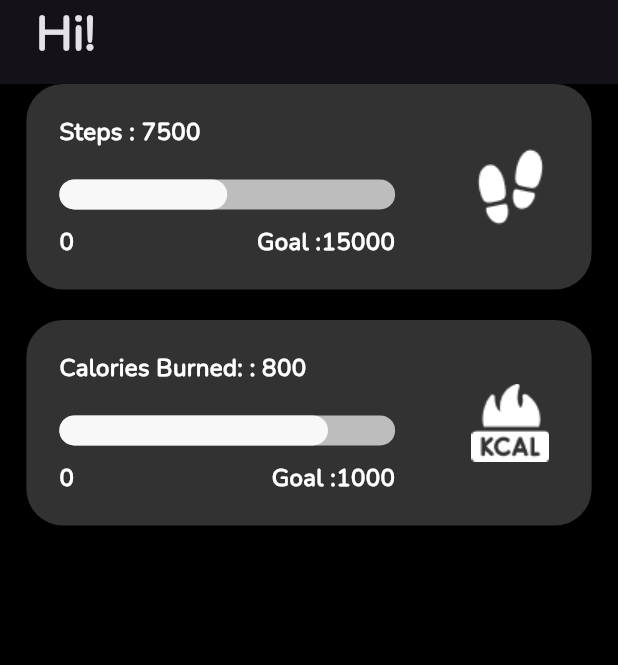
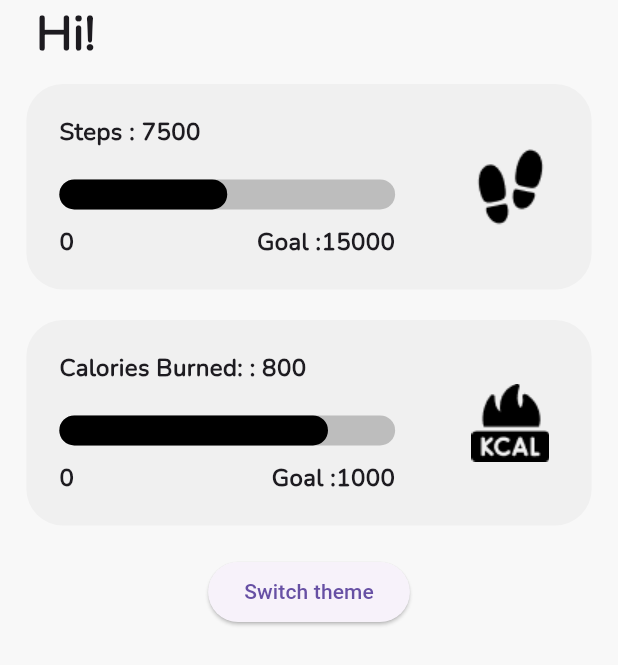
Before and after one commit to ishaquekannoth/boozin, a Flutter app: the screen it shows after launch, on a phone screen of 412 x 824 dp. Shown: the top 665 px of the screen. Run offline on Flutter 3.47's test engine with Material 3 defaults, Android fonts, the phone set to English and light mode, and no system bars; our stand-ins replace flutter_screenutil, get.

Commit message:
dark mode added

```diff
--- a/lib/features/core/strings/asset_strings.dart
+++ b/lib/core/strings/asset_strings.dart
@@ -1,6 +1,8 @@
 class AssetStrings {
   static String footIcons = 'assets/images/foot_icon.png';
   static String calorieString = 'assets/images/kcal_icon.png';
-    static String footIconsDark = 'assets/images/foot_icon_dark.png';
+  static String footIconsDark = 'assets/images/foot_icon_dark.png';
   static String calorieStringDark = 'assets/images/kcal_icon_dark.png';
+  static String boozinLogoDark = 'assets/images/Boozin Logo_dark.png';
+  static String boozinLogoLight = 'assets/images/Boozin Logo_light.png';
 }
--- a/lib/features/core/theme/app_text_style.dart
+++ b/lib/core/theme/app_text_style.dart
@@ -1,4 +1,4 @@
-import 'package:boozin/features/core/theme/app_color.dart';
+import 'package:boozin/core/theme/app_color.dart';
 import 'package:flutter/material.dart';
 import 'package:flutter_screenutil/flutter_screenutil.dart';
 
--- a/lib/features/core/theme/app_theme.dart
+++ b/lib/core/theme/app_theme.dart
@@ -1,5 +1,5 @@
-import 'package:boozin/features/core/theme/app_color.dart';
-import 'package:boozin/features/core/theme/app_text_style.dart';
+import 'package:boozin/core/theme/app_color.dart';
+import 'package:boozin/core/theme/app_text_style.dart';
 import 'package:flutter/material.dart';
 
 enum AppTheme { light, dark }
--- a/lib/features/home/presentation/pages/home_view.dart
+++ b/lib/features/home/presentation/pages/home_view.dart
@@ -1,9 +1,11 @@
-import 'package:boozin/features/core/strings/asset_strings.dart';
-import 'package:boozin/features/core/theme/app_text_style.dart';
+import 'package:boozin/core/strings/asset_strings.dart';
+import 'package:boozin/core/theme/app_text_style.dart';
 import 'package:boozin/features/home/data/tile_model.dart';
 import 'package:boozin/features/home/presentation/widgets/home_health_item.dart';
+import 'package:boozin/features/splash/presentation/getx/theme_controller.dart';
 import 'package:flutter/material.dart';
 import 'package:flutter_screenutil/flutter_screenutil.dart';
+import 'package:get/get.dart';
 
 class HomeView extends StatelessWidget {
   const HomeView({super.key});
@@ -11,7 +13,7 @@ class HomeView extends StatelessWidget {
   @override
   Widget build(BuildContext context) {
     bool isDarkMode = Theme.of(context).brightness == Brightness.dark;
-
+    final controller = Get.put<ThemeController>(ThemeController());
     return Scaffold(
       appBar: AppBar(
         leadingWidth: 80.w,
@@ -43,6 +45,14 @@ class HomeView extends StatelessWidget {
                   target: 1000,
                   achievement: 800,
                   description: "Calories Burned:")),
+          SizedBox(
+            height: 20.h,
+          ),
+          ElevatedButton(
+              onPressed: () {
+                controller.toggleTheme();
+              },
+              child: const Text("Switch theme"))
         ],
       ),
     );
--- a/lib/features/home/presentation/widgets/home_health_item.dart
+++ b/lib/features/home/presentation/widgets/home_health_item.dart
@@ -1,5 +1,5 @@
-import 'package:boozin/features/core/theme/app_color.dart';
-import 'package:boozin/features/core/theme/app_text_style.dart';
+import 'package:boozin/core/theme/app_color.dart';
+import 'package:boozin/core/theme/app_text_style.dart';
 import 'package:boozin/features/home/data/tile_model.dart';
 import 'package:flutter/material.dart';
 import 'package:flutter_screenutil/flutter_screenutil.dart';
--- /dev/null
+++ b/lib/features/splash/presentation/getx/theme_controller.dart
@@ -0,0 +1,17 @@
+
+
+import 'package:boozin/core/theme/app_theme.dart';
+import 'package:get/get.dart';
+
+class ThemeController extends GetxController {
+  final Rx<AppTheme> _currentTheme = AppTheme.light.obs;
+  AppTheme get currentTheme => _currentTheme.value;
+
+  void toggleTheme() {
+    if (_currentTheme.value == AppTheme.light) {
+      _currentTheme.value = AppTheme.dark;
+    } else {
+      _currentTheme.value = AppTheme.light;
+    }
+  }
+}
--- a/lib/main.dart
+++ b/lib/main.dart
@@ -1,7 +1,9 @@
-import 'package:boozin/features/core/theme/app_theme.dart';
+import 'package:boozin/core/theme/app_theme.dart';
 import 'package:boozin/features/home/presentation/pages/home_view.dart';
+import 'package:boozin/features/splash/presentation/getx/theme_controller.dart';
 import 'package:flutter/material.dart';
 import 'package:flutter_screenutil/flutter_screenutil.dart';
+import 'package:get/get.dart';
 
 void main() {
   runApp(const MyApp());
@@ -23,12 +25,14 @@ class MyApp extends StatelessWidget {
       splitScreenMode: false,
       useInheritedMediaQuery: true,
       builder: (context, child) {
-        return MaterialApp(
-          title: 'Boozin App',
-          debugShowCheckedModeBanner: false,
-          theme: appThemeData[AppTheme.dark],
-          home: const HomeView(),
-        );
+        final controller = Get.put<ThemeController>(ThemeController());
+        return Obx(() {
+          return GetMaterialApp(
+              title: 'Boozin App',
+              debugShowCheckedModeBanner: false,
+              theme: appThemeData[controller.currentTheme],
+              home: const HomeView());
+        });
       },
     );
   }
--- a/pubspec.yaml
+++ b/pubspec.yaml
@@ -32,6 +32,7 @@ dependencies:
   flutter:
     sdk: flutter
   flutter_screenutil: ^5.9.3
+  get: ^4.6.6
 
 
 dev_dependencies:
```
Also changed, not shown: lib/features/splash/presentation/pages/splash_view.dart (added, +24 -0 lines), assets/images/Boozin Logo_dark.png (added), assets/images/Boozin Logo_light.png (added), lib/core/theme/app_color.dart (renamed from lib/features/core/theme/app_color.dart), pubspec.lock.
